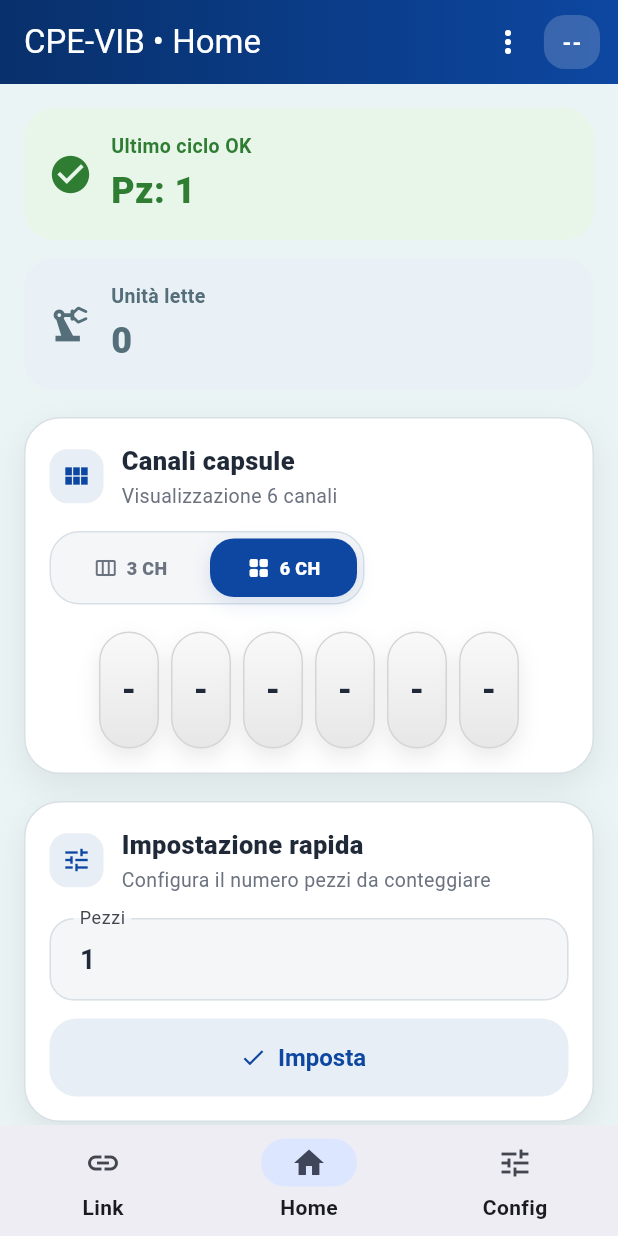
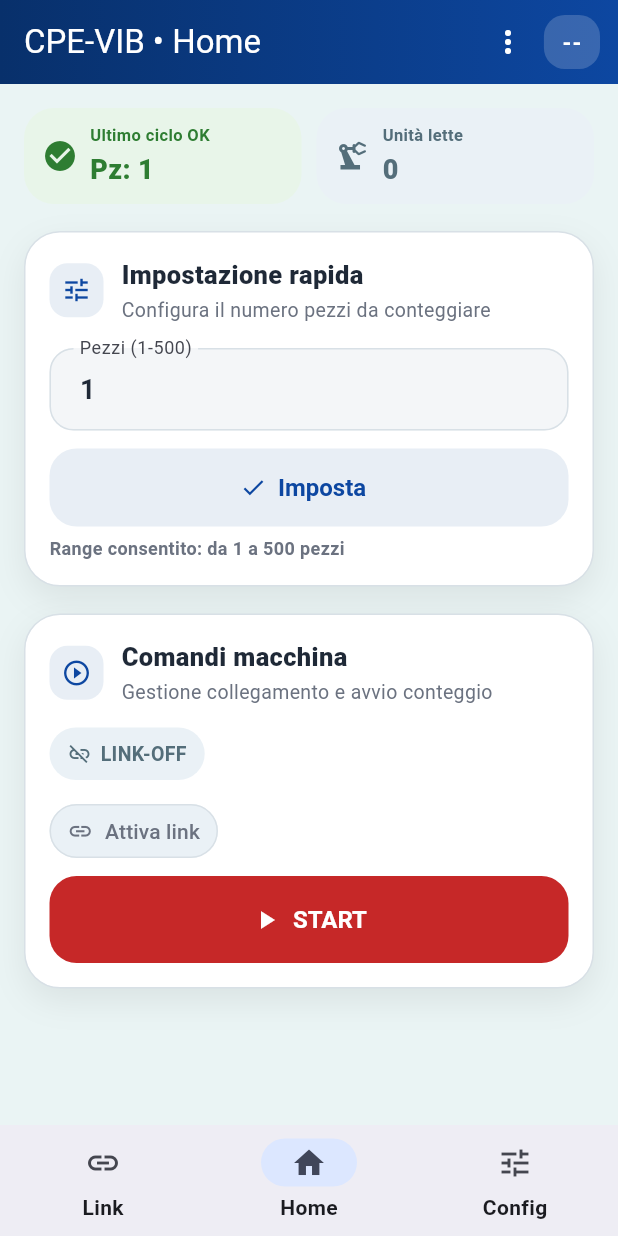
Before and after one commit to Luca0079CM/Pills-Counter-App, a Flutter app: the screen it shows after launch, item 2 of the bottom bar chosen, after a tap on "Imposta", on a phone screen of 412 x 824 dp. Run offline on Flutter 3.47's test engine with Material 3 defaults, Android fonts, the phone set to English and light mode, and no system bars; our stand-ins replace shared_preferences; missing offline and left inert: flutter_ringtone_player.

Commit message:
Refine Home quick setup range and reduce Link button prominence

```diff
--- a/lib/features/cpe_vib/presentation/controllers/cpe_vib_controller.dart
+++ b/lib/features/cpe_vib/presentation/controllers/cpe_vib_controller.dart
@@ -88,8 +88,9 @@
   }
 
   void setPezzi(int value) {
+    final safeValue = value.clamp(0, 500).toInt();
     _state = _state.copyWith(
-      params: _state.params.copyWith(pezzi: value),
+      params: _state.params.copyWith(pezzi: safeValue),
     );
     notifyListeners();
   }
@@ -419,7 +420,7 @@
 
   Future<void> onImpostaPressed() async {
     final pezzi = _state.params.pezzi;
-    if (pezzi < 1 || pezzi > 999) {
+    if (pezzi < 1 || pezzi > 500) {
       _state = _state.copyWith(hasError: true);
       notifyListeners();
       return;
@@ -440,7 +441,7 @@
   bool validateRanges() {
     final p = _state.params;
 
-    if (p.pezzi < 1 || p.pezzi > 999) return false;
+    if (p.pezzi < 1 || p.pezzi > 500) return false;
     if (![1, 2, 3].contains(p.formValue)) return false;
     if (p.seOff < 1 || p.seOff > 255) return false;
     if (p.seOn < 1 || p.seOn > 255) return false;
--- a/lib/features/cpe_vib/presentation/pages/config_page.dart
+++ b/lib/features/cpe_vib/presentation/pages/config_page.dart
@@ -5,6 +5,7 @@
 import '../widgets/log_panel.dart';
 import '../widgets/numeric_input_field.dart';
 import '../widgets/terminal_selector.dart';
+import '../widgets/channels_capsule_card.dart';
 import '../widgets/common/app_page_padding.dart';
 import '../widgets/common/app_primary_button.dart';
 import '../widgets/common/app_secondary_button.dart';
@@ -104,7 +105,7 @@
                   _ResponsiveFieldsGrid(
                     children: [
                       NumericInputField(
-                        label: 'Pezzi',
+                        label: 'Pezzi (1-500)',
                         controller: pezziController,
                       ),
                       NumericInputField(
@@ -202,6 +203,8 @@
                 ],
               ),
             ),
+            const SizedBox(height: AppSpacing.section),
+            ChannelsCapsuleCard(controller: controller),
             const SizedBox(height: AppSpacing.section),
             AppSectionCard(
               child: Column(
--- a/lib/features/cpe_vib/presentation/pages/home_page.dart
+++ b/lib/features/cpe_vib/presentation/pages/home_page.dart
@@ -2,7 +2,6 @@
 import '../controllers/cpe_vib_controller.dart';
 import '../theme/app_colors.dart';
 import '../theme/app_spacing.dart';
-import '../widgets/capsule_view.dart';
 import '../widgets/numeric_input_field.dart';
 import '../widgets/start_result_banner.dart';
 import '../widgets/unit_banner.dart';
@@ -35,16 +34,21 @@
             LayoutBuilder(
               builder: (context, constraints) {
                 final compact = constraints.maxWidth < 430;
+                final ultraCompact = constraints.maxWidth < 340;
 
-                if (compact) {
+                if (ultraCompact) {
                   return Column(
                     children: [
                       StartResultBanner(
                         ok: state.startResult.ok,
                         pezzi: state.params.pezzi,
+                        compact: true,
                       ),
-                      const SizedBox(height: 12),
-                      UnitBanner(unita: state.unita),
+                      const SizedBox(height: 10),
+                      UnitBanner(
+                        unita: state.unita,
+                        compact: true,
+                      ),
                     ],
                   );
                 }
@@ -55,43 +59,19 @@
                       child: StartResultBanner(
                         ok: state.startResult.ok,
                         pezzi: state.params.pezzi,
+                        compact: compact,
                       ),
                     ),
-                    const SizedBox(width: 12),
+                    const SizedBox(width: 10),
                     Expanded(
-                      child: UnitBanner(unita: state.unita),
+                      child: UnitBanner(
+                        unita: state.unita,
+                        compact: compact,
+                      ),
                     ),
                   ],
                 );
               },
-            ),
-            const SizedBox(height: AppSpacing.section),
-            AppSectionCard(
-              child: Column(
-                crossAxisAlignment: CrossAxisAlignment.start,
-                children: [
-                  AppSectionHeader(
-                    title: 'Canali capsule',
-                    subtitle: state.settings.sixChannelsMode
-                        ? 'Visualizzazione 6 canali'
-                        : 'Visualizzazione 3 canali',
-                    icon: Icons.view_module,
-                  ),
-                  const SizedBox(height: 14),
-                  Align(
-                    alignment: Alignment.centerLeft,
-                    child: _ChannelsToggle(
-                      isSixChannels: state.settings.sixChannelsMode,
-                      onChanged: (_) => controller.toggleSixChannelsMode(),
-                    ),
-                  ),
-                  const SizedBox(height: 18),
-                  CapsuleView(
-                    values: state.params.capsules,
-                    showSix: state.settings.sixChannelsMode,
-                  ),
-                ],
-              ),
             ),
             const SizedBox(height: AppSpacing.section),
             AppSectionCard(
@@ -112,7 +92,7 @@
                         return Column(
                           children: [
                             NumericInputField(
-                              label: 'Pezzi',
+                              label: 'Pezzi (1-500)',
                               controller: pezziController,
                             ),
                             const SizedBox(height: 12),
@@ -130,7 +110,7 @@
                           Expanded(
                             flex: 2,
                             child: NumericInputField(
-                              label: 'Pezzi',
+                              label: 'Pezzi (1-500)',
                               controller: pezziController,
                             ),
                           ),
@@ -145,6 +125,15 @@
                         ],
                       );
                     },
+                  ),
+                  const SizedBox(height: 6),
+                  const Text(
+                    'Range consentito: da 1 a 500 pezzi',
+                    style: TextStyle(
+                      color: AppColors.textSecondary,
+                      fontSize: 12,
+                      fontWeight: FontWeight.w600,
+                    ),
                   ),
                 ],
               ),
@@ -192,20 +181,11 @@
 
                       if (compact) {
                         return Column(
+                          crossAxisAlignment: CrossAxisAlignment.start,
                           children: [
-                            AppSecondaryButton(
-                              label:
-                              state.isConMode ? 'Disattiva Link' : 'Attiva Link',
-                              icon: state.isConMode
-                                  ? Icons.link_off
-                                  : Icons.link,
+                            _LinkActionButton(
+                              isConnected: state.isConMode,
                               onPressed: controller.toggleConMode,
-                              backgroundColor: state.isConMode
-                                  ? const Color(0xFFFFF8E1)
-                                  : const Color(0xFFE8EEF5),
-                              foregroundColor: state.isConMode
-                                  ? const Color(0xFF8A6D1F)
-                                  : AppColors.neutral,
                             ),
                             const SizedBox(height: 12),
                             AppPrimaryButton(
@@ -224,22 +204,11 @@
                       }
 
                       return Row(
+                        crossAxisAlignment: CrossAxisAlignment.end,
                         children: [
-                          Expanded(
-                            child: AppSecondaryButton(
-                              label:
-                              state.isConMode ? 'Disattiva Link' : 'Attiva Link',
-                              icon: state.isConMode
-                                  ? Icons.link_off
-                                  : Icons.link,
-                              onPressed: controller.toggleConMode,
-                              backgroundColor: state.isConMode
-                                  ? const Color(0xFFFFF8E1)
-                                  : const Color(0xFFE8EEF5),
-                              foregroundColor: state.isConMode
-                                  ? const Color(0xFF8A6D1F)
-                                  : AppColors.neutral,
-                            ),
+                          _LinkActionButton(
+                            isConnected: state.isConMode,
+                            onPressed: controller.toggleConMode,
                           ),
                           const SizedBox(width: 12),
                           Expanded(
@@ -269,113 +238,32 @@
   }
 }
 
-class _ChannelsToggle extends StatelessWidget {
-  final bool isSixChannels;
-  final ValueChanged<bool> onChanged;
+class _LinkActionButton extends StatelessWidget {
+  final bool isConnected;
+  final VoidCallback onPressed;
 
-  const _ChannelsToggle({
-    required this.isSixChannels,
-    required this.onChanged,
+  const _LinkActionButton({
+    required this.isConnected,
+    required this.onPressed,
   });
 
   @override
   Widget build(BuildContext context) {
-    final compact = MediaQuery.sizeOf(context).width < 430;
-
-    Widget segment({
-      required bool selected,
-      required String label,
-      required IconData icon,
-      required VoidCallback onTap,
-    }) {
-      return Expanded(
-        child: AnimatedContainer(
-          duration: const Duration(milliseconds: 180),
-          curve: Curves.easeOut,
-          decoration: BoxDecoration(
-            color: selected ? AppColors.primary : Colors.transparent,
-            borderRadius: BorderRadius.circular(16),
-            boxShadow: selected
-                ? const [
-              BoxShadow(
-                color: Color(0x220D47A1),
-                blurRadius: 10,
-                offset: Offset(0, 4),
-              ),
-            ]
-                : null,
-          ),
-          child: Material(
-            color: Colors.transparent,
-            child: InkWell(
-              borderRadius: BorderRadius.circular(16),
-              onTap: onTap,
-              child: Padding(
-                padding: EdgeInsets.symmetric(
-                  horizontal: compact ? 12 : 14,
-                  vertical: compact ? 11 : 12,
-                ),
-                child: Row(
-                  mainAxisAlignment: MainAxisAlignment.center,
-                  children: [
-                    Icon(
-                      icon,
-                      size: compact ? 16 : 18,
-                      color:
-                      selected ? Colors.white : AppColors.textSecondary,
-                    ),
-                    const SizedBox(width: 6),
-                    Text(
-                      label,
-                      style: TextStyle(
-                        color:
-                        selected ? Colors.white : AppColors.textSecondary,
-                        fontWeight: FontWeight.w800,
-                        fontSize: compact ? 12 : 13,
-                        letterSpacing: 0.2,
-                      ),
-                    ),
-                  ],
-                ),
-              ),
-            ),
-          ),
+    return OutlinedButton.icon(
+      onPressed: onPressed,
+      icon: Icon(isConnected ? Icons.link_off : Icons.link, size: 17),
+      label: Text(isConnected ? 'Disattiva link' : 'Attiva link'),
+      style: OutlinedButton.styleFrom(
+        foregroundColor:
+            isConnected ? const Color(0xFF8A6D1F) : AppColors.textSecondary,
+        backgroundColor:
+            isConnected ? const Color(0xFFFFF8E1) : const Color(0xFFEAF1F6),
+        side: BorderSide(
+          color: isConnected ? const Color(0xFFF3D9A4) : AppColors.border,
         ),
-      );
-    }
-
-    return Container(
-      constraints: BoxConstraints(
-        minWidth: compact ? 170 : 190,
-        maxWidth: compact ? 210 : 230,
-      ),
-      padding: const EdgeInsets.all(4),
-      decoration: BoxDecoration(
-        color: const Color(0xFFF4F6F8),
-        borderRadius: BorderRadius.circular(20),
-        border: Border.all(color: AppColors.border),
-      ),
-      child: Row(
-        mainAxisSize: MainAxisSize.min,
-        children: [
-          segment(
-            selected: !isSixChannels,
-            label: '3 CH',
-            icon: Icons.view_week_outlined,
-            onTap: () {
-              if (isSixChannels) onChanged(false);
-            },
-          ),
-          const SizedBox(width: 4),
-          segment(
-            selected: isSixChannels,
-            label: '6 CH',
-            icon: Icons.grid_view_rounded,
-            onTap: () {
-              if (!isSixChannels) onChanged(true);
-            },
-          ),
-        ],
+        padding: const EdgeInsets.symmetric(horizontal: 12, vertical: 10),
+        tapTargetSize: MaterialTapTargetSize.shrinkWrap,
+        visualDensity: const VisualDensity(horizontal: -1, vertical: -1),
       ),
     );
   }
--- /dev/null
+++ b/lib/features/cpe_vib/presentation/widgets/channels_capsule_card.dart
@@ -0,0 +1,159 @@
+import 'package:flutter/material.dart';
+import '../controllers/cpe_vib_controller.dart';
+import '../theme/app_colors.dart';
+import '../widgets/capsule_view.dart';
+import '../widgets/common/app_section_card.dart';
+import '../widgets/common/app_section_header.dart';
+
+class ChannelsCapsuleCard extends StatelessWidget {
+  final CpeVibController controller;
+
+  const ChannelsCapsuleCard({
+    super.key,
+    required this.controller,
+  });
+
+  @override
+  Widget build(BuildContext context) {
+    final state = controller.state;
+
+    return AppSectionCard(
+      child: Column(
+        crossAxisAlignment: CrossAxisAlignment.start,
+        children: [
+          AppSectionHeader(
+            title: 'Canali capsule',
+            subtitle: state.settings.sixChannelsMode
+                ? 'Visualizzazione 6 canali'
+                : 'Visualizzazione 3 canali',
+            icon: Icons.view_module,
+          ),
+          const SizedBox(height: 14),
+          Align(
+            alignment: Alignment.centerLeft,
+            child: _ChannelsToggle(
+              isSixChannels: state.settings.sixChannelsMode,
+              onChanged: (_) => controller.toggleSixChannelsMode(),
+            ),
+          ),
+          const SizedBox(height: 18),
+          CapsuleView(
+            values: state.params.capsules,
+            showSix: state.settings.sixChannelsMode,
+          ),
+        ],
+      ),
+    );
+  }
+}
+
+class _ChannelsToggle extends StatelessWidget {
+  final bool isSixChannels;
+  final ValueChanged<bool> onChanged;
+
+  const _ChannelsToggle({
+    required this.isSixChannels,
+    required this.onChanged,
+  });
+
+  @override
+  Widget build(BuildContext context) {
+    final compact = MediaQuery.sizeOf(context).width < 430;
+
+    Widget segment({
+      required bool selected,
+      required String label,
+      required IconData icon,
+      required VoidCallback onTap,
+    }) {
+      return Expanded(
+        child: AnimatedContainer(
+          duration: const Duration(milliseconds: 180),
+          curve: Curves.easeOut,
+          decoration: BoxDecoration(
+            color: selected ? AppColors.primary : Colors.transparent,
+            borderRadius: BorderRadius.circular(16),
+            boxShadow: selected
+                ? const [
+                    BoxShadow(
+                      color: Color(0x220D47A1),
+                      blurRadius: 10,
+                      offset: Offset(0, 4),
+                    ),
+                  ]
+                : null,
+          ),
+          child: Material(
+            color: Colors.transparent,
+            child: InkWell(
+              borderRadius: BorderRadius.circular(16),
+              onTap: onTap,
+              child: Padding(
+                padding: EdgeInsets.symmetric(
+                  horizontal: compact ? 12 : 14,
+                  vertical: compact ? 11 : 12,
+                ),
+                child: Row(
+                  mainAxisAlignment: MainAxisAlignment.center,
+                  children: [
+                    Icon(
+                      icon,
+                      size: compact ? 16 : 18,
+                      color: selected ? Colors.white : AppColors.textSecondary,
+                    ),
+                    const SizedBox(width: 6),
+                    Text(
+                      label,
+                      style: TextStyle(
+                        color:
+                            selected ? Colors.white : AppColors.textSecondary,
+                        fontWeight: FontWeight.w800,
+                        fontSize: compact ? 12 : 13,
+                        letterSpacing: 0.2,
+                      ),
+                    ),
+                  ],
+                ),
+              ),
+            ),
+          ),
+        ),
+      );
+    }
+
+    return Container(
+      constraints: BoxConstraints(
+        minWidth: compact ? 170 : 190,
+        maxWidth: compact ? 210 : 230,
+      ),
+      padding: const EdgeInsets.all(4),
+      decoration: BoxDecoration(
+        color: const Color(0xFFF4F6F8),
+        borderRadius: BorderRadius.circular(20),
+        border: Border.all(color: AppColors.border),
+      ),
+      child: Row(
+        mainAxisSize: MainAxisSize.min,
+        children: [
+          segment(
+            selected: !isSixChannels,
+            label: '3 CH',
+            icon: Icons.view_week_outlined,
+            onTap: () {
+              if (isSixChannels) onChanged(false);
+            },
+          ),
+          const SizedBox(width: 4),
+          segment(
+            selected: isSixChannels,
+            label: '6 CH',
+            icon: Icons.grid_view_rounded,
+            onTap: () {
+              if (!isSixChannels) onChanged(true);
+            },
+          ),
+        ],
+      ),
+    );
+  }
+}
--- a/lib/features/cpe_vib/presentation/widgets/start_result_banner.dart
+++ b/lib/features/cpe_vib/presentation/widgets/start_result_banner.dart
@@ -4,11 +4,13 @@
 class StartResultBanner extends StatelessWidget {
   final bool ok;
   final int pezzi;
+  final bool compact;
 
   const StartResultBanner({
     super.key,
     required this.ok,
     required this.pezzi,
+    this.compact = false,
   });
 
   @override
@@ -18,15 +20,15 @@
     final icon = ok ? Icons.check_circle : Icons.cancel;
 
     return Container(
-      padding: const EdgeInsets.all(16),
+      padding: EdgeInsets.symmetric(horizontal: compact ? 12 : 16, vertical: compact ? 10 : 16),
       decoration: BoxDecoration(
         color: bg,
         borderRadius: BorderRadius.circular(20),
       ),
       child: Row(
         children: [
-          Icon(icon, color: fg, size: 30),
-          const SizedBox(width: 12),
+          Icon(icon, color: fg, size: compact ? 24 : 30),
+          SizedBox(width: compact ? 8 : 12),
           Expanded(
             child: Column(
               crossAxisAlignment: CrossAxisAlignment.start,
@@ -37,16 +39,16 @@
                   style: TextStyle(
                     color: fg,
                     fontWeight: FontWeight.w700,
-                    fontSize: 13,
+                    fontSize: compact ? 11 : 13,
                   ),
                 ),
-                const SizedBox(height: 3),
+                SizedBox(height: compact ? 2 : 3),
                 Text(
                   'Pz: $pezzi',
                   style: TextStyle(
                     color: fg,
                     fontWeight: FontWeight.w800,
-                    fontSize: 24,
+                    fontSize: compact ? 18 : 24,
                   ),
                 ),
               ],
--- a/lib/features/cpe_vib/presentation/widgets/unit_banner.dart
+++ b/lib/features/cpe_vib/presentation/widgets/unit_banner.dart
@@ -3,48 +3,50 @@
 
 class UnitBanner extends StatelessWidget {
   final int unita;
+  final bool compact;
 
   const UnitBanner({
     super.key,
     required this.unita,
+    this.compact = false,
   });
 
   @override
   Widget build(BuildContext context) {
     return Container(
-      padding: const EdgeInsets.all(16),
+      padding: EdgeInsets.symmetric(horizontal: compact ? 12 : 16, vertical: compact ? 10 : 16),
       decoration: BoxDecoration(
         color: const Color(0xFFEAF1F6),
         borderRadius: BorderRadius.circular(20),
       ),
       child: Row(
         children: [
-          const Icon(
+          Icon(
             Icons.precision_manufacturing,
             color: AppColors.neutral,
-            size: 30,
+            size: compact ? 24 : 30,
           ),
-          const SizedBox(width: 12),
+          SizedBox(width: compact ? 8 : 12),
           Expanded(
             child: Column(
               crossAxisAlignment: CrossAxisAlignment.start,
               mainAxisAlignment: MainAxisAlignment.center,
               children: [
-                const Text(
+                Text(
                   'Unità lette',
                   style: TextStyle(
                     color: AppColors.neutral,
                     fontWeight: FontWeight.w700,
-                    fontSize: 13,
+                    fontSize: compact ? 11 : 13,
                   ),
                 ),
-                const SizedBox(height: 3),
+                SizedBox(height: compact ? 2 : 3),
                 Text(
                   '$unita',
-                  style: const TextStyle(
+                  style: TextStyle(
                     color: AppColors.neutral,
                     fontWeight: FontWeight.w800,
-                    fontSize: 24,
+                    fontSize: compact ? 18 : 24,
                   ),
                 ),
               ],
```
